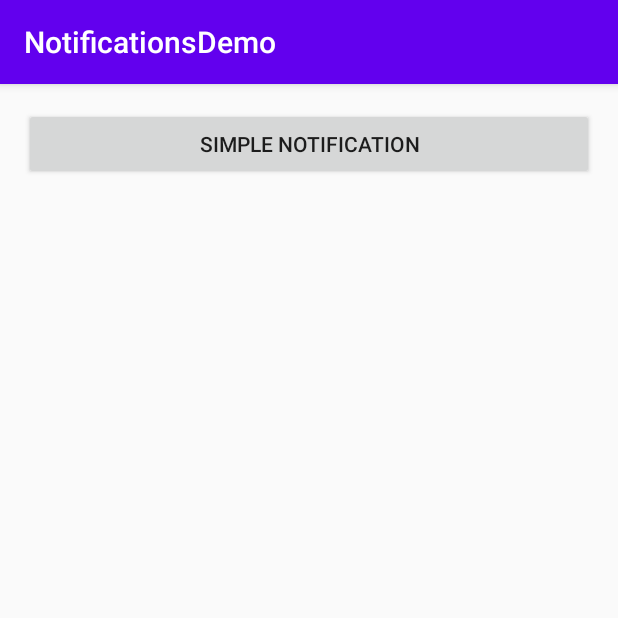
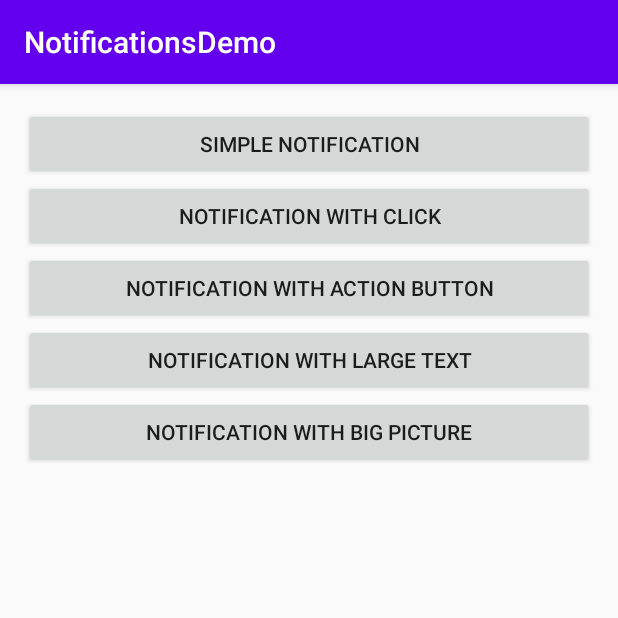
Before and after one commit to Waqaruddin/NotificationsDemo, an Android app: the screen it shows after launch (MainActivity), on a phone screen of 412 x 824 dp, the top half of it. Run offline under Robolectric (Android 15) with nearby library versions, the phone set to English and light mode, and no system bars.

Commit message:
Different types of notification implemented

```diff
--- a/app/src/main/AndroidManifest.xml
+++ b/app/src/main/AndroidManifest.xml
@@ -9,6 +9,9 @@
         android:roundIcon="@mipmap/ic_launcher_round"
         android:supportsRtl="true"
         android:theme="@style/AppTheme">
+        <activity android:name=".NoActivity"></activity>
+        <activity android:name=".YesActivity" />
+        <activity android:name=".LandingActivity" />
         <activity android:name=".MainActivity">
             <intent-filter>
                 <action android:name="android.intent.action.MAIN" />
--- /dev/null
+++ b/app/src/main/res/drawable/ic_baseline_cancel_24.xml
@@ -0,0 +1,10 @@
+<vector xmlns:android="http://schemas.android.com/apk/res/android"
+    android:width="24dp"
+    android:height="24dp"
+    android:viewportWidth="24"
+    android:viewportHeight="24"
+    android:tint="?attr/colorControlNormal">
+  <path
+      android:fillColor="@android:color/white"
+      android:pathData="M12,2C6.47,2 2,6.47 2,12s4.47,10 10,10 10,-4.47 10,-10S17.53,2 12,2zM17,15.59L15.59,17 12,13.41 8.41,17 7,15.59 10.59,12 7,8.41 8.41,7 12,10.59 15.59,7 17,8.41 13.41,12 17,15.59z"/>
+</vector>
--- /dev/null
+++ b/app/src/main/res/drawable/ic_baseline_check_24.xml
@@ -0,0 +1,10 @@
+<vector xmlns:android="http://schemas.android.com/apk/res/android"
+    android:width="24dp"
+    android:height="24dp"
+    android:viewportWidth="24"
+    android:viewportHeight="24"
+    android:tint="?attr/colorControlNormal">
+  <path
+      android:fillColor="@android:color/white"
+      android:pathData="M9,16.17L4.83,12l-1.42,1.41L9,19 21,7l-1.41,-1.41z"/>
+</vector>
--- a/app/src/main/res/layout/activity_main.xml
+++ b/app/src/main/res/layout/activity_main.xml
@@ -13,4 +13,33 @@
         />
 
 
+    <Button
+        android:layout_width="match_parent"
+        android:layout_height="wrap_content"
+        android:id="@+id/button_click"
+        android:text="Notification with click"
+        />
+
+    <Button
+        android:layout_width="match_parent"
+        android:layout_height="wrap_content"
+        android:id="@+id/button_action"
+        android:text="Notification with action button"
+        />
+
+    <Button
+        android:layout_width="match_parent"
+        android:layout_height="wrap_content"
+        android:id="@+id/button_large_text"
+        android:text="Notification with Large Text"
+        />
+
+    <Button
+        android:layout_width="match_parent"
+        android:layout_height="wrap_content"
+        android:id="@+id/button_pic"
+        android:text="Notification with big picture"
+        />
+
+
 </LinearLayout>
```
Also changed, not shown: app/src/main/java/com/example/notificationsdemo/LandingActivity.kt (added, +11 -0 lines), app/src/main/java/com/example/notificationsdemo/MainActivity.kt (+108 -2 lines), app/src/main/java/com/example/notificationsdemo/NoActivity.kt (added, +11 -0 lines), app/src/main/java/com/example/notificationsdemo/YesActivity.kt (added, +11 -0 lines), app/src/main/res/layout/activity_landing.xml (added, +9 -0 lines), app/src/main/res/layout/activity_no.xml (added, +15 -0 lines), app/src/main/res/layout/activity_yes.xml (added, +15 -0 lines), app/src/main/res/drawable/amazon.jpg (added).
